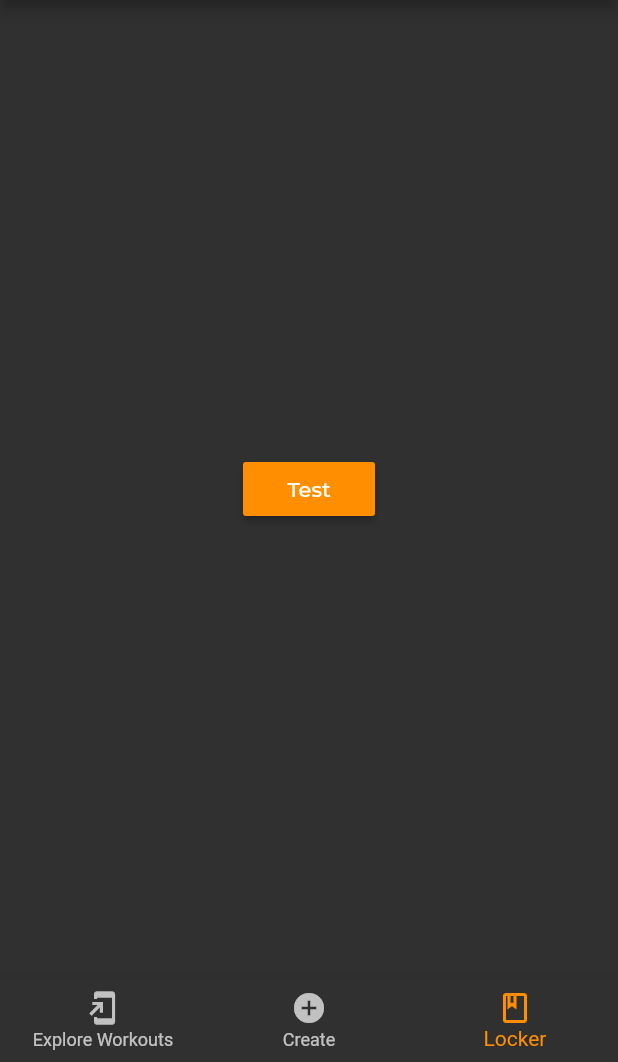
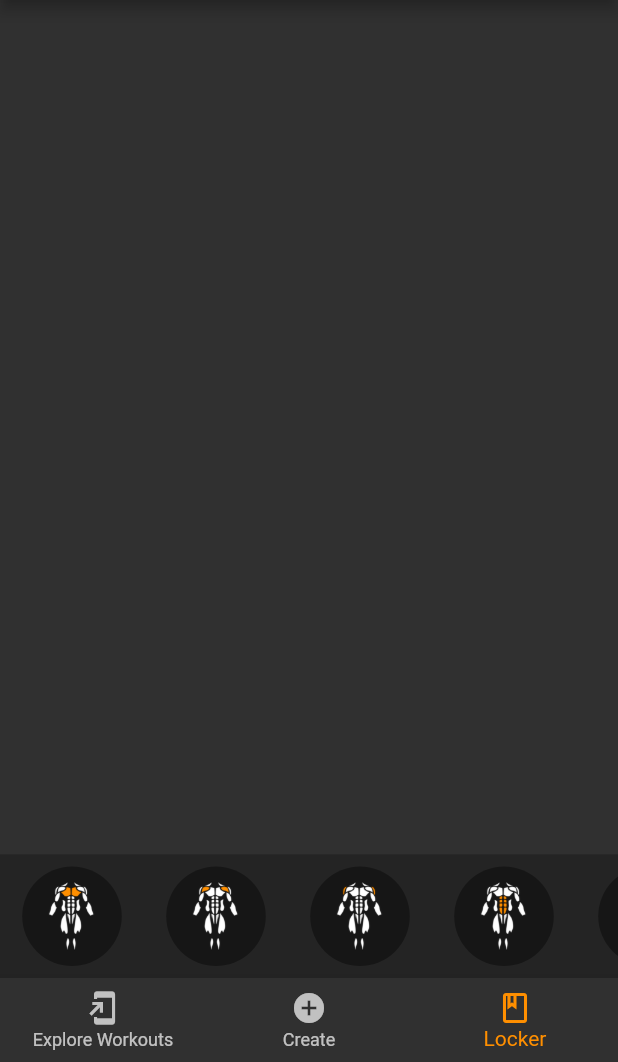
Before and after one commit to jamesrhyspotter/Transform.io, a Flutter app: the screen it shows after launch, item 3 of the bottom bar chosen, on a phone screen of 412 x 824 dp, the part 174-1236 px from its top. Run offline on Flutter 3.47's test engine with Material 2 defaults, Android fonts, the phone set to English and light mode, and no system bars; our stand-ins replace flutter_spinbox, flutter_swiper, google_fonts, slide_to_act, tuple; missing offline and left inert: speed_dial.

Commit message:
Added icons to locker

```diff
--- a/lib/screens/locker_screens/my_locker_screen.dart
+++ b/lib/screens/locker_screens/my_locker_screen.dart
@@ -2,6 +2,7 @@ import 'package:flutter/material.dart';
 import 'package:google_fonts/google_fonts.dart';
 import 'package:transform_dot_io/components/action_button.dart';
 import 'package:transform_dot_io/screens/create_screens/workout_generator/physique_screen.dart';
+import 'package:transform_dot_io/screens/locker_screens/my_physique_screen.dart';
 
 class MyLockerScreen extends StatelessWidget {
   final String title = 'My Locker';
@@ -26,7 +27,7 @@ class MyLockerScreen extends StatelessWidget {
         ),
         body: TabBarView(
           children: [
-            ActionButton('Test', 'Test'),
+            MyPhysiqueScreen(),
             ActionButton('Test', 'Test'),
             ActionButton('Test', 'Test'),
           ],
--- /dev/null
+++ b/lib/screens/locker_screens/my_physique_screen.dart
@@ -0,0 +1,64 @@
+
+
+
+import 'package:flutter/material.dart';
+
+class MyPhysiqueScreen extends StatelessWidget {
+  @override
+  Widget build(BuildContext context) {
+
+    double height = MediaQuery.of(context).size.height;
+    List<String> imagePaths = [
+      // 'lib/assets/muscle_images/posterior_chain_white.png',
+      // 'lib/assets/muscle_images/anterior_chain_white.png',
+      'lib/assets/prometheus_white_orange/chest.png',
+      'lib/assets/prometheus_white_orange/front_delts.png',
+      'lib/assets/prometheus_white_orange/side_delts.png',
+      'lib/assets/prometheus_white_orange/abs.png',
+      'lib/assets/prometheus_white_orange/obliques.png',
+      'lib/assets/prometheus_white_orange/quads.png',
+      'lib/assets/prometheus_white_orange/biceps.png',
+      'lib/assets/prometheus_white_orange/forearms.png',
+
+
+      'lib/assets/prometheus_white_orange/traps.png',
+      'lib/assets/prometheus_white_orange/lats.png',
+      'lib/assets/prometheus_white_orange/reardeltsandrhomboids.png',
+      'lib/assets/prometheus_white_orange/triceps.png',
+      'lib/assets/prometheus_white_orange/lower_back.png',
+      'lib/assets/prometheus_white_orange/glutes.png',
+      'lib/assets/prometheus_white_orange/hamstrings.png',
+      'lib/assets/prometheus_white_orange/calves.png',
+
+      // 'lib/assets/prometheus_white_orange/full_body_posterior_white.png',
+      // 'lib/assets/prometheus_white_orange/full_body_white.png',
+
+    ];
+
+    return Scaffold(
+      body: Column(
+        mainAxisAlignment: MainAxisAlignment.end,
+        children: [
+          Container(
+            height: height*0.1,
+            decoration: BoxDecoration(
+              color: Colors.black26,
+
+            ),
+            child: ListView.builder(
+                scrollDirection: Axis.horizontal,
+                itemCount: imagePaths.length,
+                itemBuilder: (BuildContext context, int index){
+                    return Padding(
+                      padding: const EdgeInsets.all(8.0),
+                      child: CircleAvatar(backgroundColor: Colors.black38, minRadius: 20, maxRadius: 40,child: Image(image: AssetImage(imagePaths[index]))),
+                    );
+                }
+
+            ),
+          ),
+        ],
+      ),
+    );
+  }
+}
```
Also changed, not shown: 10 other files.
